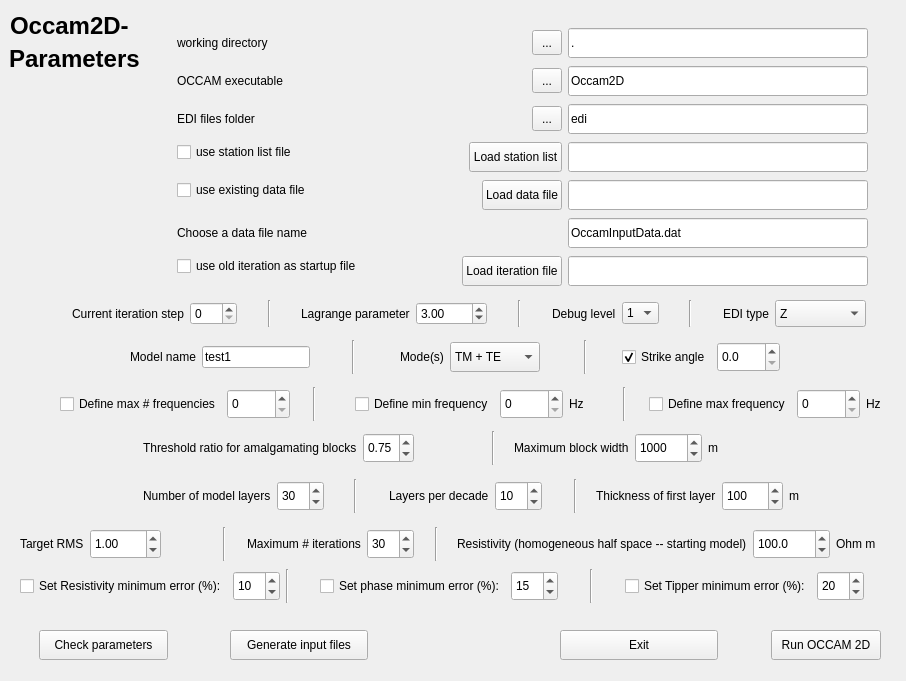
Before: the Qt Designer form mtpy/utils/gui/occam2d/v1/fifthgui.ui in MTgeophysics/mtpy, drawn with Qt 5.
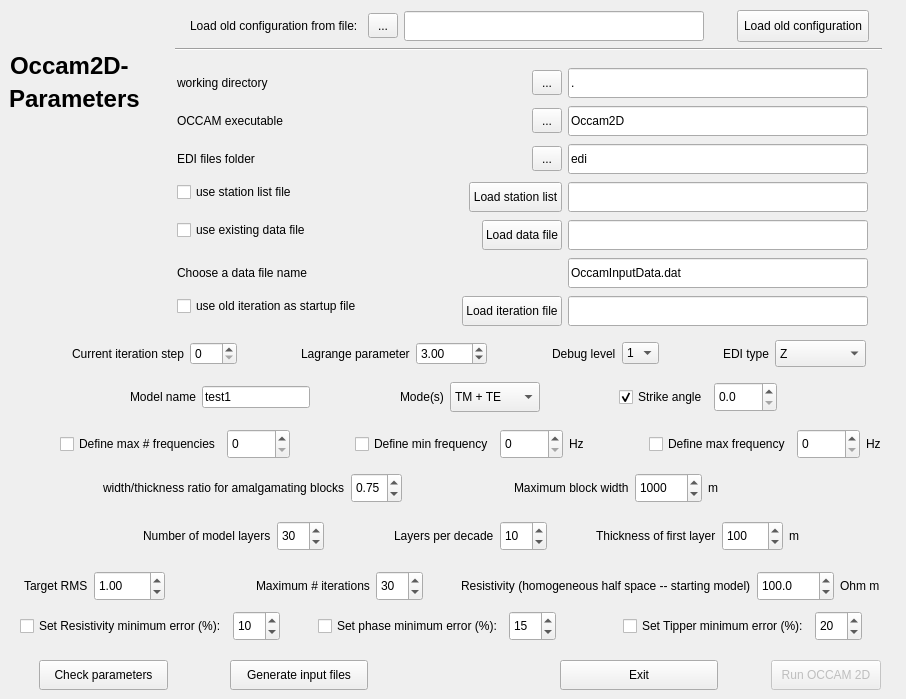
After: the same form once the commit is applied.

Commit message: occam: changed gui to enable using old configuration files - problem with parsing them in occamgui.py - no clue why - configfile.py is ok

```diff
--- a/mtpy/utils/gui/occam2d/v1/fifthgui.ui
+++ b/mtpy/utils/gui/occam2d/v1/fifthgui.ui
@@ -7,14 +7,14 @@
     <x>0</x>
     <y>0</y>
     <width>906</width>
-    <height>681</height>
+    <height>699</height>
    </rect>
   </property>
-  <property name="minimumSize">
-   <size>
-    <width>400</width>
-    <height>0</height>
-   </size>
+  <property name="sizePolicy">
+   <sizepolicy hsizetype="Preferred" vsizetype="Maximum">
+    <horstretch>0</horstretch>
+    <verstretch>0</verstretch>
+   </sizepolicy>
   </property>
   <property name="windowTitle">
    <string>OCCAM 2D GUI - II</string>
@@ -23,7 +23,7 @@
    <property name="geometry">
     <rect>
      <x>10</x>
-     <y>10</y>
+     <y>50</y>
      <width>151</width>
      <height>31</height>
     </rect>
@@ -44,7 +44,7 @@
    <property name="geometry">
     <rect>
      <x>9</x>
-     <y>43</y>
+     <y>83</y>
      <width>151</width>
      <height>31</height>
     </rect>
@@ -65,7 +65,7 @@
    <property name="geometry">
     <rect>
      <x>230</x>
-     <y>630</y>
+     <y>660</y>
      <width>138</width>
      <height>30</height>
     </rect>
@@ -86,14 +86,14 @@
     <string>Generate input files</string>
    </property>
    <property name="autoDefault">
-    <bool>true</bool>
+    <bool>false</bool>
    </property>
   </widget>
   <widget class="QPushButton" name="pushButton_quit">
    <property name="geometry">
     <rect>
      <x>560</x>
-     <y>630</y>
+     <y>660</y>
      <width>158</width>
      <height>30</height>
     </rect>
@@ -114,14 +114,14 @@
     <string>Exit</string>
    </property>
    <property name="autoDefault">
-    <bool>true</bool>
+    <bool>false</bool>
    </property>
   </widget>
   <widget class="QPushButton" name="pushButton_checkparameter">
    <property name="geometry">
     <rect>
      <x>39</x>
-     <y>630</y>
+     <y>660</y>
      <width>129</width>
      <height>30</height>
     </rect>
@@ -142,14 +142,17 @@
     <string>Check parameters</string>
    </property>
    <property name="autoDefault">
-    <bool>true</bool>
+    <bool>false</bool>
    </property>
   </widget>
   <widget class="QPushButton" name="pushButton_runoccam">
+   <property name="enabled">
+    <bool>false</bool>
+   </property>
    <property name="geometry">
     <rect>
      <x>771</x>
-     <y>630</y>
+     <y>660</y>
      <width>110</width>
      <height>30</height>
     </rect>
@@ -169,15 +172,30 @@
    <property name="text">
     <string>Run OCCAM 2D</string>
    </property>
+   <property name="checkable">
+    <bool>false</bool>
+   </property>
+   <property name="checked">
+    <bool>false</bool>
+   </property>
+   <property name="autoExclusive">
+    <bool>false</bool>
+   </property>
    <property name="autoDefault">
-    <bool>true</bool>
+    <bool>false</bool>
+   </property>
+   <property name="default">
+    <bool>false</bool>
+   </property>
+   <property name="flat">
+    <bool>false</bool>
    </property>
   </widget>
   <widget class="QWidget" name="layoutWidget">
    <property name="geometry">
     <rect>
      <x>177</x>
-     <y>26</y>
+     <y>66</y>
      <width>691</width>
      <height>263</height>
     </rect>
@@ -798,7 +816,7 @@
    <property name="geometry">
     <rect>
      <x>143</x>
-     <y>479</y>
+     <y>519</y>
      <width>656</width>
      <height>34</height>
     </rect>
@@ -862,13 +880,6 @@
       </item>
      </layout>
     </item>
-    <item>
-     <widget class="Line" name="line_3">
-      <property name="orientation">
-       <enum>Qt::Vertical</enum>
-      </property>
-     </widget>
-    </item>
     <item>
      <layout class="QHBoxLayout" name="horizontalLayout_26">
       <item>
@@ -940,13 +951,6 @@
       </item>
      </layout>
     </item>
-    <item>
-     <widget class="Line" name="line_4">
-      <property name="orientation">
-       <enum>Qt::Vertical</enum>
-      </property>
-     </widget>
-    </item>
     <item>
      <layout class="QHBoxLayout" name="horizontalLayout_23">
       <item>
@@ -1018,7 +1022,7 @@
    <property name="geometry">
     <rect>
      <x>60</x>
-     <y>387</y>
+     <y>427</y>
      <width>821</width>
      <height>34</height>
     </rect>
@@ -1088,13 +1092,6 @@
       </item>
      </layout>
     </item>
-    <item>
-     <widget class="Line" name="line_5">
-      <property name="orientation">
-       <enum>Qt::Vertical</enum>
-      </property>
-     </widget>
-    </item>
     <item>
      <spacer name="horizontalSpacer_21">
       <property name="orientation">
@@ -1179,13 +1176,6 @@
       </property>
      </spacer>
     </item>
-    <item>
-     <widget class="Line" name="line_6">
-      <property name="orientation">
-       <enum>Qt::Vertical</enum>
-      </property>
-     </widget>
-    </item>
     <item>
      <layout class="QHBoxLayout" name="horizontalLayout_18">
       <item>
@@ -1263,7 +1253,7 @@
    <property name="geometry">
     <rect>
      <x>20</x>
-     <y>569</y>
+     <y>609</y>
      <width>870</width>
      <height>34</height>
     </rect>
@@ -1324,13 +1314,6 @@
       </item>
      </layout>
     </item>
-    <item>
-     <widget class="Line" name="line">
-      <property name="orientation">
-       <enum>Qt::Vertical</enum>
-      </property>
-     </widget>
-    </item>
     <item>
      <layout class="QHBoxLayout" name="horizontalLayout_22">
       <item>
@@ -1425,13 +1408,6 @@
       </property>
      </spacer>
     </item>
-    <item>
-     <widget class="Line" name="line_2">
-      <property name="orientation">
-       <enum>Qt::Vertical</enum>
-      </property>
-     </widget>
-    </item>
     <item>
      <layout class="QHBoxLayout" name="horizontalLayout_24">
       <item>
@@ -1518,8 +1494,8 @@
   <widget class="QWidget" name="layoutWidget">
    <property name="geometry">
     <rect>
-     <x>20</x>
-     <y>527</y>
+     <x>24</x>
+     <y>569</y>
      <width>856</width>
      <height>34</height>
     </rect>
@@ -1586,13 +1562,6 @@
       </item>
      </layout>
     </item>
-    <item>
-     <widget class="Line" name="line_7">
-      <property name="orientation">
-       <enum>Qt::Vertical</enum>
-      </property>
-     </widget>
-    </item>
     <item>
      <layout class="QHBoxLayout" name="horizontalLayout_35">
       <item>
@@ -1670,13 +1639,6 @@
       </item>
      </layout>
     </item>
-    <item>
-     <widget class="Line" name="line_8">
-      <property name="orientation">
-       <enum>Qt::Vertical</enum>
-      </property>
-     </widget>
-    </item>
     <item>
      <layout class="QHBoxLayout" name="horizontalLayout_32">
       <item>
@@ -1747,9 +1709,9 @@
   <widget class="QWidget" name="layoutWidget">
    <property name="geometry">
     <rect>
-     <x>143</x>
-     <y>431</y>
-     <width>588</width>
+     <x>103</x>
+     <y>471</y>
+     <width>628</width>
      <height>34</height>
     </rect>
    </property>
@@ -1759,7 +1721,7 @@
       <item>
        <widget class="QLabel" name="label_21">
         <property name="text">
-         <string>Threshold ratio for amalgamating blocks</string>
+         <string>width/thickness ratio for amalgamating blocks</string>
         </property>
         <property name="buddy">
          <cstring>doubleSpinBox_mergethreshold</cstring>
@@ -1825,13 +1787,6 @@
       </property>
      </spacer>
     </item>
-    <item>
-     <widget class="Line" name="line_9">
-      <property name="orientation">
-       <enum>Qt::Vertical</enum>
-      </property>
-     </widget>
-    </item>
     <item>
      <layout class="QHBoxLayout" name="horizontalLayout_34">
       <item>
@@ -1916,7 +1871,7 @@
    <property name="geometry">
     <rect>
      <x>130</x>
-     <y>340</y>
+     <y>380</y>
      <width>679</width>
      <height>34</height>
     </rect>
@@ -1959,13 +1914,6 @@
       </item>
      </layout>
     </item>
-    <item>
-     <widget class="Line" name="line_10">
-      <property name="orientation">
-       <enum>Qt::Vertical</enum>
-      </property>
-     </widget>
-    </item>
     <item>
      <layout class="QHBoxLayout" name="horizontalLayout_21">
       <item>
@@ -2071,13 +2019,6 @@
       </item>
      </layout>
     </item>
-    <item>
-     <widget class="Line" name="line_11">
-      <property name="orientation">
-       <enum>Qt::Vertical</enum>
-      </property>
-     </widget>
-    </item>
     <item>
      <layout class="QHBoxLayout" name="horizontalLayout_28">
       <item>
@@ -2157,11 +2098,11 @@
     </item>
    </layout>
   </widget>
-  <widget class="QWidget" name="">
+  <widget class="QWidget" name="layoutWidget">
    <property name="geometry">
     <rect>
      <x>72</x>
-     <y>300</y>
+     <y>340</y>
      <width>794</width>
      <height>27</height>
     </rect>
@@ -2194,13 +2135,6 @@
       </property>
      </spacer>
     </item>
-    <item>
-     <widget class="Line" name="line_12">
-      <property name="orientation">
-       <enum>Qt::Vertical</enum>
-      </property>
-     </widget>
-    </item>
     <item>
      <spacer name="horizontalSpacer_36">
       <property name="orientation">
@@ -2247,13 +2181,6 @@
       </property>
      </spacer>
     </item>
-    <item>
-     <widget class="Line" name="line_13">
-      <property name="orientation">
-       <enum>Qt::Vertical</enum>
-      </property>
-     </widget>
-    </item>
     <item>
      <spacer name="horizontalSpacer_9">
       <property name="orientation">
@@ -2318,13 +2245,6 @@
       </property>
      </spacer>
     </item>
-    <item>
-     <widget class="Line" name="line_14">
-      <property name="orientation">
-       <enum>Qt::Vertical</enum>
-      </property>
-     </widget>
-    </item>
     <item>
      <spacer name="horizontalSpacer_15">
       <property name="orientation">
@@ -2405,6 +2325,124 @@
     </item>
    </layout>
   </widget>
+  <widget class="Line" name="line">
+   <property name="geometry">
+    <rect>
+     <x>175</x>
+     <y>39</y>
+     <width>707</width>
+     <height>20</height>
+    </rect>
+   </property>
+   <property name="orientation">
+    <enum>Qt::Horizontal</enum>
+   </property>
+  </widget>
+  <widget class="QWidget" name="">
+   <property name="geometry">
+    <rect>
+     <x>190</x>
+     <y>10</y>
+     <width>679</width>
+     <height>32</height>
+    </rect>
+   </property>
+   <layout class="QHBoxLayout" name="horizontalLayout_39">
+    <item>
+     <widget class="QLabel" name="label">
+      <property name="text">
+       <string>Load old configuration from file:</string>
+      </property>
+     </widget>
+    </item>
+    <item>
+     <spacer name="horizontalSpacer_2">
+      <property name="orientation">
+       <enum>Qt::Horizontal</enum>
+      </property>
+      <property name="sizeHint" stdset="0">
+       <size>
+        <width>18</width>
+        <height>20</height>
+       </size>
+      </property>
+     </spacer>
+    </item>
+    <item>
+     <widget class="QToolButton" name="button_browse_configfile">
+      <property name="sizePolicy">
+       <sizepolicy hsizetype="Fixed" vsizetype="Fixed">
+        <horstretch>0</horstretch>
+        <verstretch>0</verstretch>
+       </sizepolicy>
+      </property>
+      <property name="minimumSize">
+       <size>
+        <width>30</width>
+        <height>25</height>
+       </size>
+      </property>
+      <property name="maximumSize">
+       <size>
+        <width>30</width>
+        <height>25</height>
+       </size>
+      </property>
+      <property name="text">
+       <string>...</string>
+      </property>
+     </widget>
+    </item>
+    <item>
+     <widget class="QLineEdit" name="lineEdit_browse_configfile">
+      <property name="sizePolicy">
+       <sizepolicy hsizetype="MinimumExpanding" vsizetype="Fixed">
+        <horstretch>0</horstretch>
+        <verstretch>0</verstretch>
+       </sizepolicy>
+      </property>
+      <property name="minimumSize">
+       <size>
+        <width>300</width>
+        <height>30</height>
+       </size>
+      </property>
+      <property name="maximumSize">
+       <size>
+        <width>500</width>
+        <height>30</height>
+       </size>
+      </property>
+     </widget>
+    </item>
+    <item>
+     <spacer name="horizontalSpacer">
+      <property name="orientation">
+       <enum>Qt::Horizontal</enum>
+      </property>
+      <property name="sizeHint" stdset="0">
+       <size>
+        <width>40</width>
+        <height>20</height>
+       </size>
+      </property>
+     </spacer>
+    </item>
+    <item>
+     <widget class="QToolButton" name="button_load_configfile">
+      <property name="sizePolicy">
+       <sizepolicy hsizetype="Expanding" vsizetype="Expanding">
+        <horstretch>0</horstretch>
+        <verstretch>0</verstretch>
+       </sizepolicy>
+      </property>
+      <property name="text">
+       <string>Load old configuration</string>
+      </property>
+     </widget>
+    </item>
+   </layout>
+  </widget>
   <zorder>layoutWidget</zorder>
   <zorder>layoutWidget</zorder>
   <zorder>layoutWidget</zorder>
```
Left out of the diff: 14 changed lines with no effect on the pictures. The commit also changes 3 other files.
